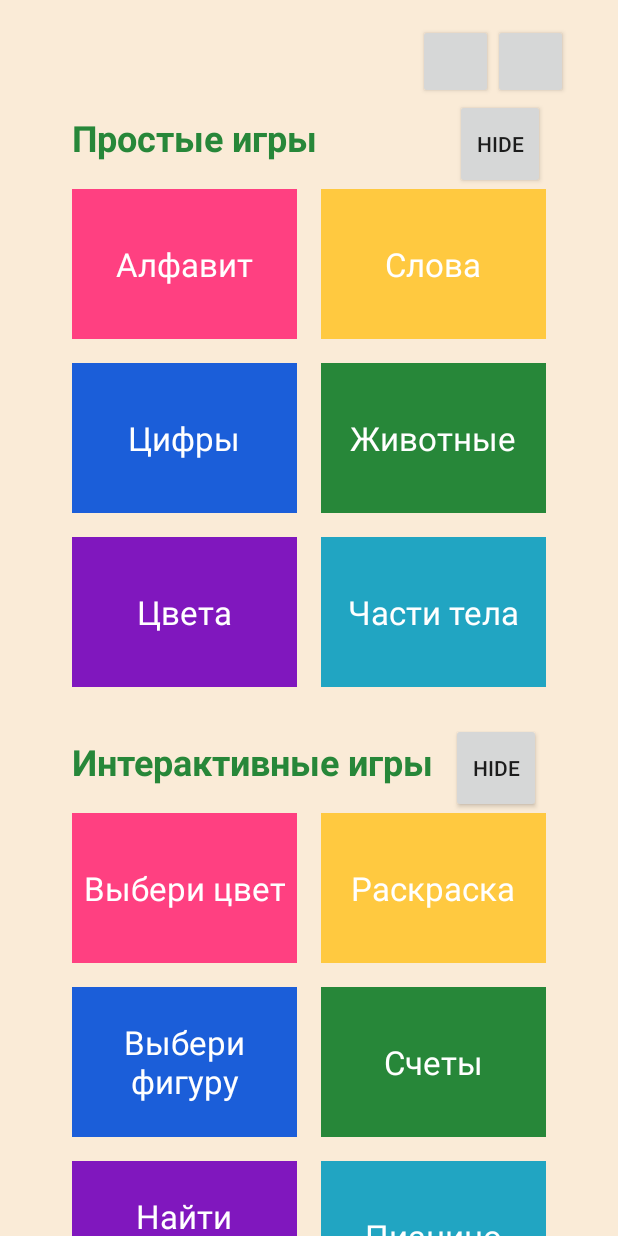
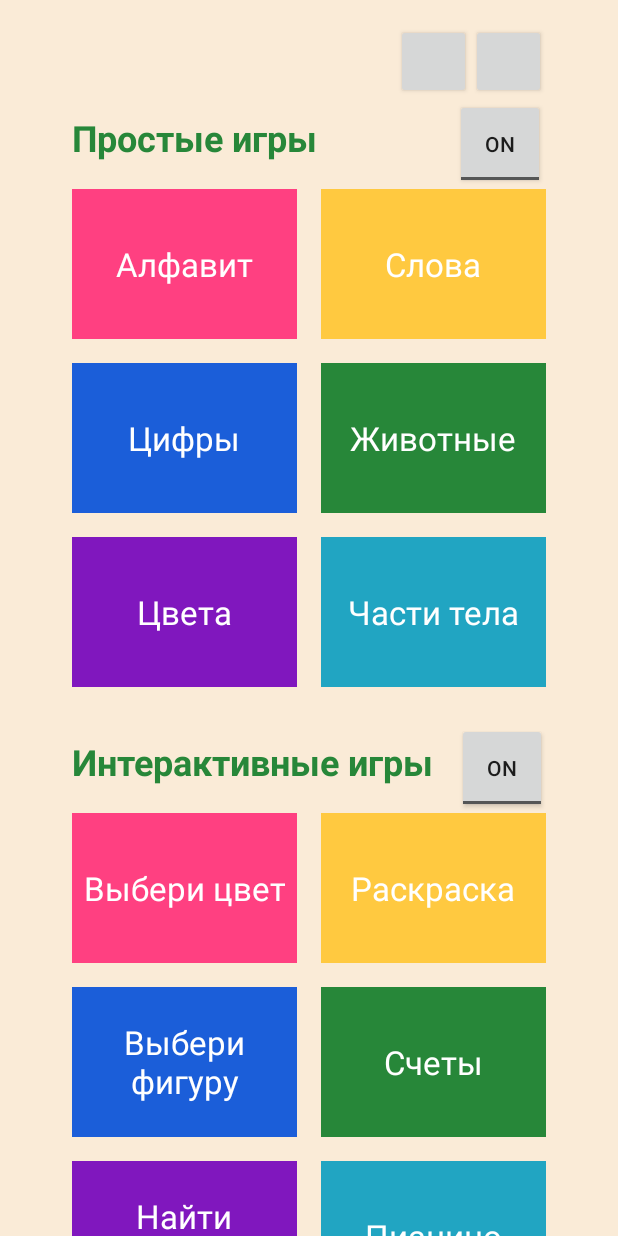
Before and after one commit to Tigran20/OurProject, an Android app: the screen it shows after launch (MainActivity), on a phone screen of 412 x 824 dp. Run offline under Robolectric (Android 15) with nearby library versions, the phone set to English and light mode, and no system bars.

Commit message:
сделал кнопки Вкл слоя на главной и сделал тоасты на главной

```diff
--- a/TestChildren/app/src/main/java/com/example/android/testchildren/MainActivity.java
+++ b/TestChildren/app/src/main/java/com/example/android/testchildren/MainActivity.java
@@ -9,6 +9,7 @@ import android.widget.Button;
 import android.widget.ImageView;
 import android.widget.LinearLayout;
 import android.widget.Toast;
+import android.widget.ToggleButton;
 
 public class MainActivity extends AppCompatActivity implements View.OnClickListener {
 
@@ -29,8 +30,8 @@ public class MainActivity extends AppCompatActivity implements View.OnClickListe
     private ImageView mNextAct11;
     private ImageView mNextAct12;
 
-    private Button mHideSimple;
-    private Button mHideNotSimple;
+    private ToggleButton mHideSimple;
+    private ToggleButton mHideNotSimple;
 
     private boolean isBackBtnPressed = false;
 
@@ -62,18 +63,38 @@ public class MainActivity extends AppCompatActivity implements View.OnClickListe
         mHideSimple.setOnClickListener(new View.OnClickListener() {
             @Override
             public void onClick(View v) {
-                mSimpleLay.setVisibility(View.GONE);
+                boolean on = ((ToggleButton) v).isChecked();
+
+                if (on) {
+                    mSimpleLay.setVisibility(View.GONE);
+                } else {
+                    mSimpleLay.setVisibility(View.VISIBLE);
+                }
             }
         });
 
         mHideNotSimple.setOnClickListener(new View.OnClickListener() {
             @Override
             public void onClick(View v) {
-                mNotSimpleLay.setVisibility(View.GONE);
+                boolean on = ((ToggleButton) v).isChecked();
+
+                if (on) {
+                    mNotSimpleLay.setVisibility(View.GONE);
+                } else {
+                    mNotSimpleLay.setVisibility(View.VISIBLE);
+                }
             }
         });
 
-        mNextAct.setOnClickListener(this);
+        mNextAct.setOnClickListener(new View.OnClickListener() {
+            @Override
+            public void onClick(View v) {
+                Intent intent = new Intent(MainActivity.this, SecondScreen.class);
+                intent.setFlags(Intent.FLAG_ACTIVITY_NEW_TASK | Intent.FLAG_ACTIVITY_CLEAR_TASK);
+                startActivity(intent);
+            }
+        });
+
         mNextAct2.setOnClickListener(this);
         mNextAct3.setOnClickListener(this);
         mNextAct4.setOnClickListener(this);
@@ -108,8 +129,6 @@ public class MainActivity extends AppCompatActivity implements View.OnClickListe
 
     @Override
     public void onClick(View view) {
-        Intent intent = new Intent(MainActivity.this, SecondScreen.class);
-        intent.setFlags(Intent.FLAG_ACTIVITY_NEW_TASK | Intent.FLAG_ACTIVITY_CLEAR_TASK);
-        startActivity(intent);
+        Toast.makeText(getApplicationContext(), "В разработке", Toast.LENGTH_SHORT).show();
     }
 }
--- a/TestChildren/app/src/main/res/layout/activity_main.xml
+++ b/TestChildren/app/src/main/res/layout/activity_main.xml
@@ -14,8 +14,8 @@
         <LinearLayout
             android:layout_width="match_parent"
             android:layout_height="wrap_content"
-            android:layout_marginRight="33dp"
-            android:layout_marginLeft="33dp"
+            android:layout_marginLeft="48dp"
+            android:layout_marginRight="48dp"
             android:layout_marginTop="16dp"
             android:gravity="right"
             android:orientation="horizontal">
@@ -31,35 +31,37 @@
         </LinearLayout>
 
         <LinearLayout
+            android:layout_width="match_parent"
+            android:layout_height="wrap_content"
+            android:layout_marginLeft="48dp"
+            android:layout_marginRight="48dp"
+            android:orientation="horizontal">
+
+            <TextView
+                android:layout_width="wrap_content"
+                android:layout_height="wrap_content"
+                android:paddingRight="92dp"
+                android:text="Простые игры"
+                android:textColor="@color/imageView4"
+                android:textSize="24sp"
+                android:textStyle="bold" />
+
+            <ToggleButton
+                android:id="@+id/hide_simple_btn"
+                android:layout_width="60dp"
+                android:layout_height="60dp"
+                android:textOn="Off"
+                android:textOff="On"/>
+
+        </LinearLayout>
+
+        <LinearLayout
             android:id="@+id/simple_lay"
             android:layout_width="wrap_content"
             android:layout_height="wrap_content"
             android:layout_gravity="center"
             android:layout_marginBottom="24dp"
             android:orientation="vertical">
-
-            <LinearLayout
-                android:layout_width="match_parent"
-                android:layout_height="wrap_content"
-                android:orientation="horizontal">
-
-                <TextView
-                    android:layout_width="wrap_content"
-                    android:layout_height="wrap_content"
-                    android:paddingBottom="16dp"
-                    android:paddingRight="92dp"
-                    android:text="Простые игры"
-                    android:textColor="@color/imageView4"
-                    android:textSize="24sp"
-                    android:textStyle="bold" />
-
-                <Button
-                    android:id="@+id/hide_simple_btn"
-                    android:layout_width="60dp"
-                    android:layout_height="60dp"
-                    android:text="Hide" />
-
-            </LinearLayout>
 
             <LinearLayout
                 android:layout_width="wrap_content"
@@ -197,6 +199,32 @@
             </LinearLayout>
         </LinearLayout>
 
+
+        <LinearLayout
+            android:layout_width="match_parent"
+            android:layout_height="wrap_content"
+            android:layout_marginLeft="48dp"
+            android:layout_marginRight="48dp"
+            android:orientation="horizontal">
+
+            <TextView
+                android:layout_width="wrap_content"
+                android:layout_height="wrap_content"
+                android:paddingRight="16dp"
+                android:text="Интерактивные игры"
+                android:textColor="@color/imageView4"
+                android:textSize="24sp"
+                android:textStyle="bold" />
+
+            <ToggleButton
+                android:id="@+id/hide_not_simple_btn"
+                android:layout_width="60dp"
+                android:layout_height="60dp"
+                android:textOn="Off"
+                android:textOff="On"/>
+
+        </LinearLayout>
+
         <LinearLayout
             android:id="@+id/not_simple_lay"
             android:layout_width="wrap_content"
@@ -204,29 +232,6 @@
             android:layout_gravity="center"
             android:layout_marginBottom="16dp"
             android:orientation="vertical">
-
-            <LinearLayout
-                android:layout_width="match_parent"
-                android:layout_height="wrap_content"
-                android:orientation="horizontal">
-
-                <TextView
-                    android:layout_width="wrap_content"
-                    android:layout_height="wrap_content"
-                    android:paddingBottom="16dp"
-                    android:paddingRight="12dp"
-                    android:text="Интерактивные игры"
-                    android:textColor="@color/imageView4"
-                    android:textSize="24sp"
-                    android:textStyle="bold" />
-
-                <Button
-                    android:id="@+id/hide_not_simple_btn"
-                    android:layout_width="60dp"
-                    android:layout_height="60dp"
-                    android:text="Hide" />
-
-            </LinearLayout>
 
             <LinearLayout
                 android:layout_width="wrap_content"
```
